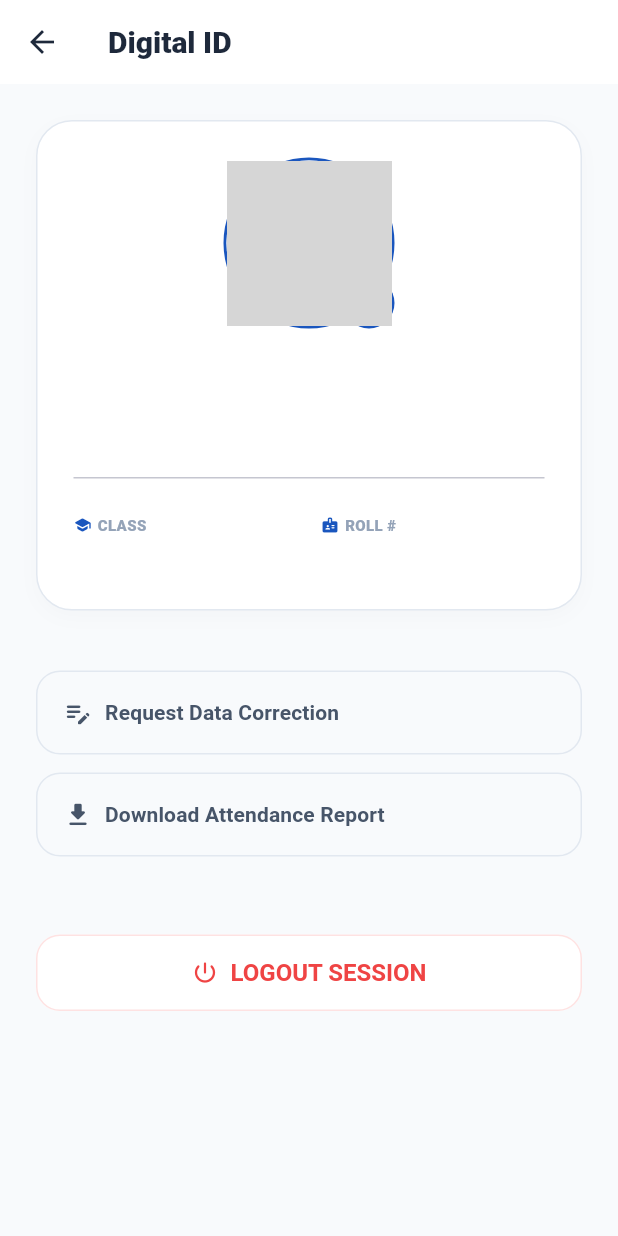
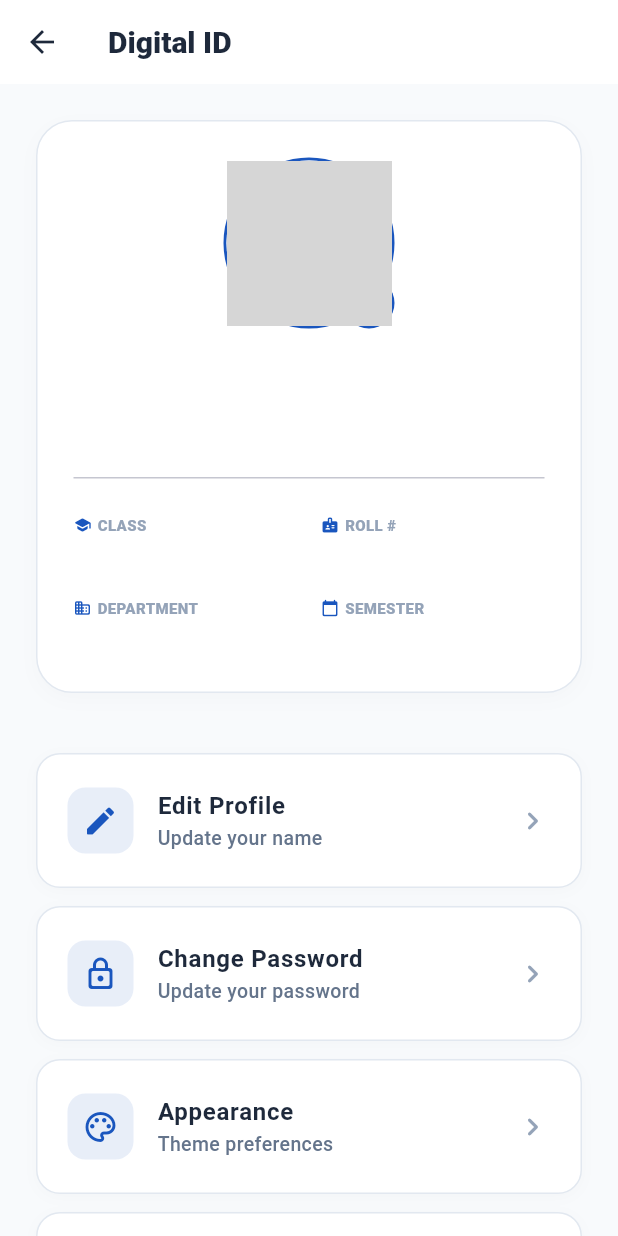
Before and after one commit to shirinsakeer/edupresence, a Flutter app: the StudentProfileTab screen opened directly, on a phone screen of 412 x 824 dp. Run offline on Flutter 3.47's test engine with Material 3 defaults, Android fonts, the phone set to English and light mode, and no system bars; our stand-ins replace cloud_firestore, firebase_auth, firebase_core, google_generative_ai, image_picker, shared_preferences; accounts and stored records are empty; network calls fail; grey boxes are pictures that could not be loaded.

Commit message:
feat: Introduce initial teacher and student dashboard screens along with an implementation summary.

```diff
--- a/lib/screens/student/student_dashboard.dart
+++ b/lib/screens/student/student_dashboard.dart
@@ -1,6 +1,4 @@
 import 'package:edupresence/providers/auth_provider.dart';
-import 'package:edupresence/providers/auth_provider.dart';
-import 'package:edupresence/providers/student_provider.dart';
 import 'package:edupresence/screens/student/chatbot.dart';
 import 'package:edupresence/services/cloudinary_service.dart';
 import 'package:edupresence/screens/student/edit_profile.dart';
@@ -493,12 +491,68 @@ class _StudentProfileTabState extends State<StudentProfileTab> {
                           Icons.badge_rounded),
                     ],
                   ),
+                  const SizedBox(height: 16),
+                  Row(
+                    children: [
+                      _idBadge("DEPARTMENT", userData?['department'] ?? 'N/A',
+                          Icons.business_rounded),
+                      const SizedBox(width: 16),
+                      _idBadge("SEMESTER", userData?['semester'] ?? 'N/A',
+                          Icons.calendar_today_rounded),
+                    ],
+                  ),
                 ],
               ),
             ),
             const SizedBox(height: 40),
-            _actionButton(Icons.edit_note_rounded, "Request Data Correction"),
-            _actionButton(Icons.download_rounded, "Download Attendance Report"),
+            _profileItem(
+              context,
+              Icons.edit_rounded,
+              "Edit Profile",
+              "Update your name",
+              () => Navigator.push(
+                context,
+                MaterialPageRoute(
+                  builder: (context) => const EditStudentProfileScreen(),
+                ),
+              ),
+            ),
+            _profileItem(
+              context,
+              Icons.lock_outline_rounded,
+              "Change Password",
+              "Update your password",
+              () => Navigator.push(
+                context,
+                MaterialPageRoute(
+                  builder: (context) => const ChangePasswordScreen(),
+                ),
+              ),
+            ),
+            _profileItem(
+              context,
+              Icons.color_lens_outlined,
+              "Appearance",
+              "Theme preferences",
+              () => Navigator.push(
+                context,
+                MaterialPageRoute(
+                  builder: (context) => const AppearanceScreen(),
+                ),
+              ),
+            ),
+            _profileItem(
+              context,
+              Icons.assignment_outlined,
+              "Download Report",
+              "Get attendance PDF",
+              () {
+                SnackbarUtils.showSuccess(
+                  context,
+                  "Report generation coming soon!",
+                );
+              },
+            ),
             const SizedBox(height: 40),
             SizedBox(
               width: double.infinity,
@@ -550,22 +604,53 @@ class _StudentProfileTabState extends State<StudentProfileTab> {
     );
   }
 
-  Widget _actionButton(IconData icon, String label) {
+  Widget _profileItem(BuildContext context, IconData icon, String title,
+      String subtitle, VoidCallback onTap) {
     return Container(
       margin: const EdgeInsets.only(bottom: 12),
-      width: double.infinity,
-      child: OutlinedButton.icon(
-        style: OutlinedButton.styleFrom(
-          padding: const EdgeInsets.all(18),
-          side: const BorderSide(color: Color(0xFFE2E8F0)),
-          shape:
-              RoundedRectangleBorder(borderRadius: BorderRadius.circular(16)),
-          alignment: Alignment.centerLeft,
-          foregroundColor: const Color(0xFF475569),
+      decoration: BoxDecoration(
+        color: Colors.white,
+        borderRadius: BorderRadius.circular(16),
+        border: Border.all(color: const Color(0xFFE2E8F0)),
+        boxShadow: [
+          BoxShadow(
+            color: Colors.black.withOpacity(0.02),
+            blurRadius: 8,
+            offset: const Offset(0, 2),
+          ),
+        ],
+      ),
+      child: ListTile(
+        contentPadding: const EdgeInsets.symmetric(horizontal: 20, vertical: 8),
+        leading: Container(
+          padding: const EdgeInsets.all(10),
+          decoration: BoxDecoration(
+            color: const Color(0xFF1A56BE).withOpacity(0.1),
+            borderRadius: BorderRadius.circular(12),
+          ),
+          child: Icon(icon, color: const Color(0xFF1A56BE), size: 24),
         ),
-        onPressed: () {},
-        icon: Icon(icon, size: 20),
-        label: Text(label, style: const TextStyle(fontWeight: FontWeight.w600)),
+        title: Text(
+          title,
+          style: const TextStyle(
+            fontWeight: FontWeight.w700,
+            fontSize: 16,
+            color: Color(0xFF1E293B),
+          ),
+        ),
+        subtitle: Text(
+          subtitle,
+          style: const TextStyle(
+            color: Color(0xFF64748B),
+            fontSize: 13,
+            fontWeight: FontWeight.w500,
+          ),
+        ),
+        trailing: const Icon(
+          Icons.chevron_right_rounded,
+          color: Color(0xFF94A3B8),
+        ),
+        onTap: onTap,
       ),
     );
   }
```
Also changed, not shown: lib/screens/teacher/teacher_dashboard.dart (+99 -22 lines), 1 other file.
